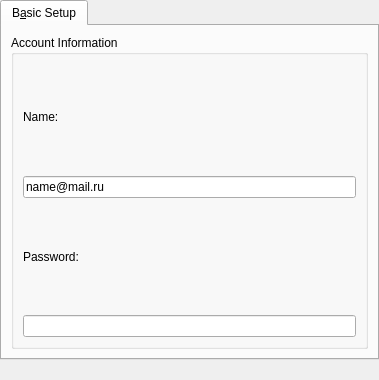
Above: ui/mrimaccountpreferences.ui from mikhainin/kopete_mrim before the change. Below: the same form after it.
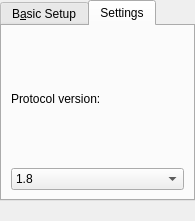
That is the form after the change. The open tabs and pages were chosen to show the change.

Commit message: Protocol version selection

Diff of the .ui file:
```diff
--- a/ui/mrimaccountpreferences.ui
+++ b/ui/mrimaccountpreferences.ui
@@ -6,8 +6,8 @@
    <rect>
     <x>0</x>
     <y>0</y>
-    <width>379</width>
-    <height>380</height>
+    <width>195</width>
+    <height>221</height>
    </rect>
   </property>
   <property name="windowTitle">
@@ -81,6 +81,34 @@
        </item>
       </layout>
      </widget>
+     <widget class="QWidget" name="tab_2">
+      <attribute name="title">
+       <string>Settings</string>
+      </attribute>
+      <layout class="QVBoxLayout" name="verticalLayout">
+       <item>
+        <widget class="QLabel" name="label_2">
+         <property name="text">
+          <string>Protocol version:</string>
+         </property>
+        </widget>
+       </item>
+       <item>
+        <widget class="QComboBox" name="kcfg_protoVersion">
+         <item>
+          <property name="text">
+           <string>1.8</string>
+          </property>
+         </item>
+         <item>
+          <property name="text">
+           <string>1.23</string>
+          </property>
+         </item>
+        </widget>
+       </item>
+      </layout>
+     </widget>
     </widget>
    </item>
    <item>
```
Left out of the diff: 3 changed lines with no effect on the pictures. The commit also changes 4 other files.
